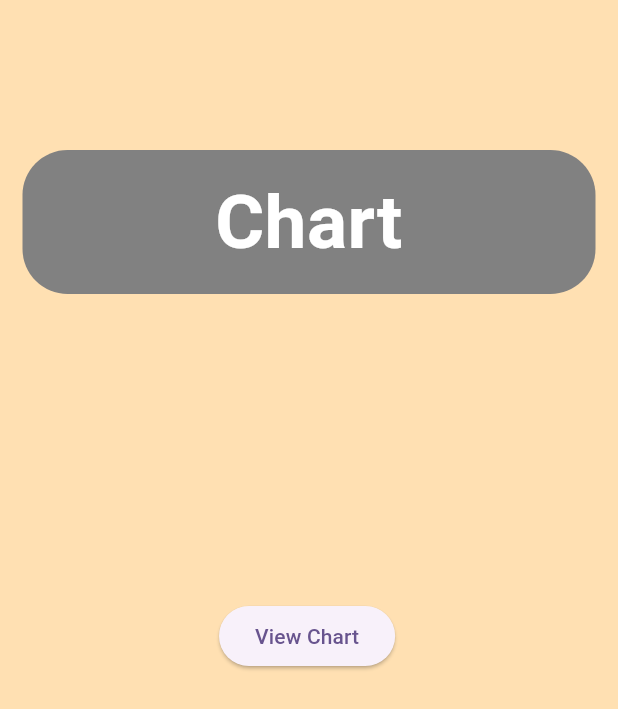
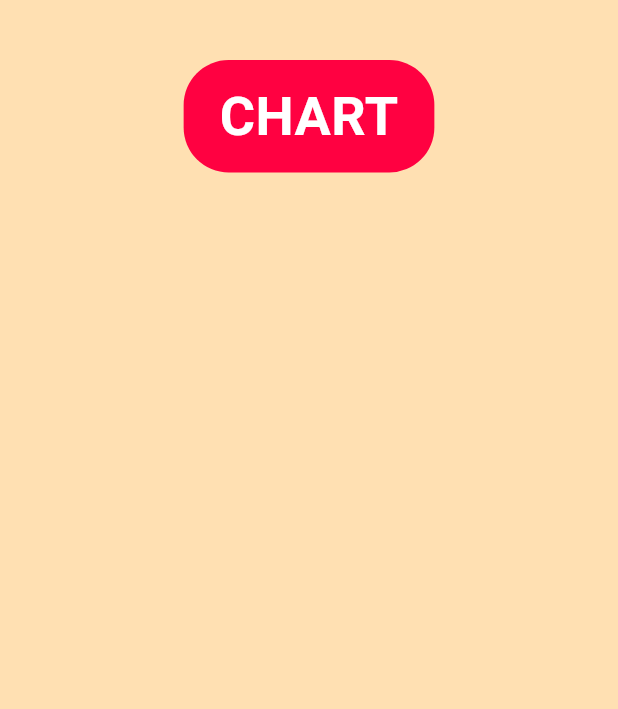
Before and after one commit to avirdi1/nopressure, a Flutter app: the ChartPage screen opened directly, on a phone screen of 412 x 824 dp. Shown: the top 709 px of the screen. Run offline on Flutter 3.47's test engine with Material 3 defaults, Android fonts, the phone set to English and light mode, and no system bars; our stand-ins replace shared_preferences; accounts and stored records are empty.

Commit message:
changed basic layout of chart

```diff
--- a/lib/screens/chart.dart
+++ b/lib/screens/chart.dart
@@ -3,44 +3,41 @@
 class ChartPage extends StatelessWidget {
   const ChartPage({super.key});
 
+  Widget buildPageHeader(String title) {
+    return Padding(
+      padding: const EdgeInsets.only(top: 40),
+      child: Center(
+        child: Container(
+          padding: const EdgeInsets.symmetric(horizontal: 24, vertical: 12),
+          decoration: BoxDecoration(
+            color: const Color.fromARGB(255, 255, 1, 65),
+            borderRadius: BorderRadius.circular(30),
+          ),
+          child: Text(
+            title.toUpperCase(),
+            style: const TextStyle(
+              color: Colors.white,
+              fontSize: 36,
+              fontWeight: FontWeight.bold,
+            ),
+          ),
+        ),
+      ),
+    );
+  }
+
   @override
   Widget build(BuildContext context) {
     return Scaffold(
       backgroundColor: Colors.orange[100],
-      body: Stack(
-        children: [
-          Positioned(
-            top: 100,
-            left: 15,
-            right: 15,
-            child: Container(
-              padding: const EdgeInsets.symmetric(horizontal: 24, vertical: 12),
-              decoration: BoxDecoration(
-                color: const Color.fromARGB(255, 129, 129, 129),
-                borderRadius: BorderRadius.circular(30),
-              ),
-              child: const Text(
-                "Chart",
-                style: TextStyle(
-                  color: Color.fromARGB(255, 255, 255, 255),
-                  fontSize: 50,
-                  fontWeight: FontWeight.bold,
-                ),
-                textAlign: TextAlign.center,
-              ),
-            ),
-          ),
-          Positioned(
-            top: 400,
-            left: MediaQuery.of(context).size.width / 2 - 60,
-            child: ElevatedButton(
-              onPressed: () {
-                // TODO: Add logic
-              },
-              child: const Text("View Chart"),
-            ),
-          ),
-        ],
+      body: SafeArea(
+        child: Column(
+          children: [
+            buildPageHeader("Chart"),
+            const Spacer(),
+            const SizedBox(height: 40),
+          ],
+        ),
       ),
     );
   }
```
